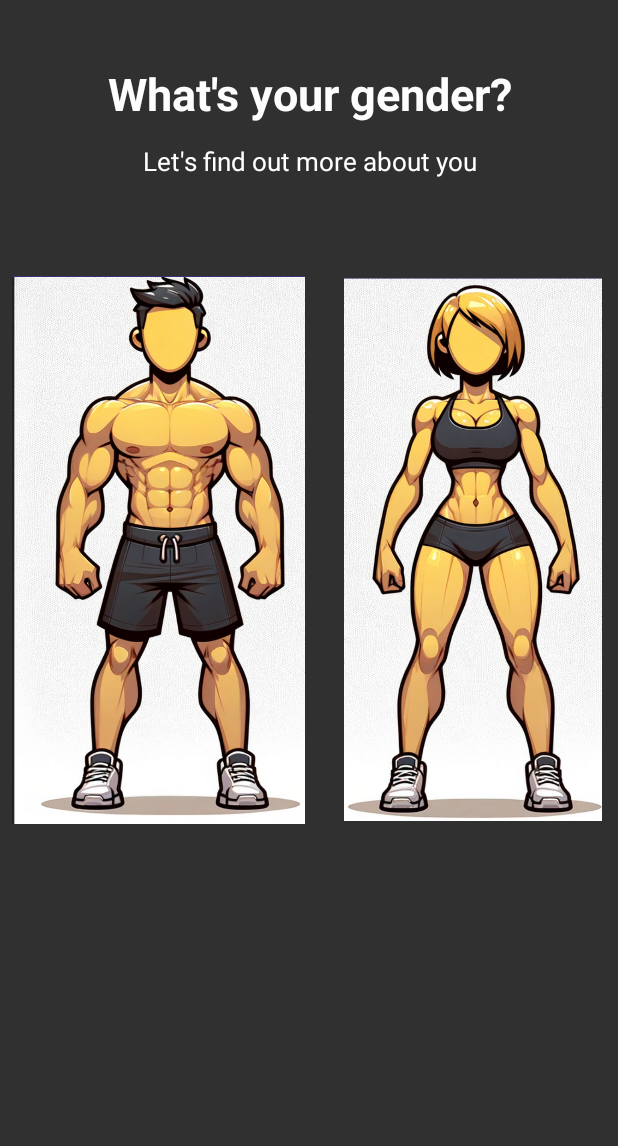
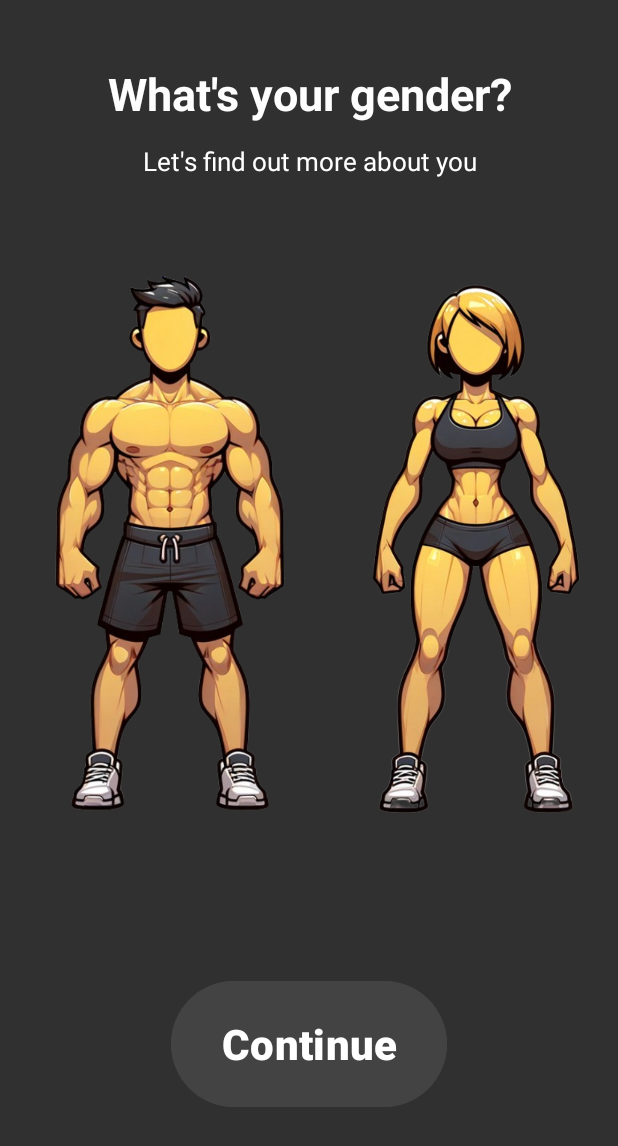
Before and after one commit to FARH4D/workoutCompanion, an Android app: the screen it shows after launch (welcomeActivity), on a phone screen of 412 x 824 dp. Shown: the top 1146 px of the screen. Run offline under Robolectric (Android 15) with nearby library versions, the phone set to English and light mode, and no system bars.

Commit message:
Fixed animations and finished welcome page designs

```diff
--- a/app/src/main/AndroidManifest.xml
+++ b/app/src/main/AndroidManifest.xml
@@ -36,6 +36,9 @@
         <activity
             android:name=".welcomeActivity">
         </activity>
+        <activity
+            android:name=".welcomeActivity2">
+        </activity>
     </application>
 
 </manifest>
--- a/app/src/main/java/com/example/workoutcompanion/welcomeActivity.java
+++ b/app/src/main/java/com/example/workoutcompanion/welcomeActivity.java
@@ -1,48 +1,67 @@
 package com.example.workoutcompanion;
 
+import android.content.Intent;
+import android.graphics.Color;
 import android.os.Bundle;
 import android.view.View;
+import android.view.Window;
 import android.view.WindowManager;
 import android.view.animation.Animation;
 import android.view.animation.AnimationSet;
 import android.view.animation.ScaleAnimation;
 import android.view.animation.TranslateAnimation;
+import android.widget.Button;
 import android.widget.ImageView;
 
 import androidx.appcompat.app.AppCompatActivity;
 
 public class welcomeActivity extends AppCompatActivity {
 
+    private int isManSelected = 0; // Variable to determine if male is selected or not, 1 for male, 2 for female and 0 is the initial value for neither.
     @Override
     protected void onCreate(Bundle savedInstanceState) {
         super.onCreate(savedInstanceState);
         setContentView(R.layout.welcome); // Gets the layout of the screen from welcome.xml and sets it according to that.
-        getWindow().addFlags(WindowManager.LayoutParams.FLAG_FULLSCREEN);  // Sets the application as full screen.
 
+        Window window = getWindow(); // Gets the window instance of the activity and gets the properties of it.
+        window.addFlags(WindowManager.LayoutParams.FLAG_DRAWS_SYSTEM_BAR_BACKGROUNDS); // Essentially tells the system that it wants to be in charge of drawing the background for the phone's status bar, so my app can handle it (this lets me make it transparent).
+        window.clearFlags(WindowManager.LayoutParams.FLAG_TRANSLUCENT_STATUS); // Clears the translucency of the status bar, the clear flag function lets me remove any specific setting.
+        window.setStatusBarColor(Color.TRANSPARENT); // Sets the colour of the status bar to transparent
+        window.getDecorView().setSystemUiVisibility(View.SYSTEM_UI_FLAG_LAYOUT_FULLSCREEN | View.SYSTEM_UI_FLAG_LAYOUT_STABLE); // This makes it so the content on the screen can extend into the status bar (so the status bar doesn't just sit on top of everything)
+
+        // Creates an animation for scaling down the images
         ScaleAnimation scaleDown = new ScaleAnimation(1f, 0.5f, 1f, 0.5f, Animation.RELATIVE_TO_SELF, 0.5f, Animation.RELATIVE_TO_SELF, 0.5f);
-        scaleDown.setDuration(500); // duration in ms
+        scaleDown.setDuration(500); // Sets the duration of the scaleDown animation to 500ms
 
-        // Scaling up animation
+        // Creates an animation for scaling up the images
         ScaleAnimation scaleUp = new ScaleAnimation(0.5f, 1f, 0.5f, 1f, Animation.RELATIVE_TO_SELF, 0.5f, Animation.RELATIVE_TO_SELF, 0.5f);
-        scaleUp.setDuration(500); // duration in ms
+        scaleUp.setDuration(500);
 
-        // Moving to middle animation
-        TranslateAnimation moveToMiddle = new TranslateAnimation(
-                Animation.RELATIVE_TO_SELF, 0,
-                Animation.RELATIVE_TO_SELF, 0.5f,
-                Animation.RELATIVE_TO_SELF, 0,
-                Animation.RELATIVE_TO_SELF, 0);
-        moveToMiddle.setDuration(500);
+        // Creating the animation for the male to be moved to the middle and to the side
+        TranslateAnimation moveToMiddleMale = new TranslateAnimation(
+                Animation.RELATIVE_TO_SELF, 0, Animation.RELATIVE_TO_SELF, 0.3f,
+                Animation.RELATIVE_TO_SELF, 0, Animation.RELATIVE_TO_SELF, 0);
+        moveToMiddleMale.setDuration(500);
+
+        TranslateAnimation moveToSideMale = new TranslateAnimation(
+                Animation.RELATIVE_TO_SELF, 0, Animation.RELATIVE_TO_SELF, -0.3f,
+                Animation.RELATIVE_TO_SELF, 0, Animation.RELATIVE_TO_SELF, 0);
+        moveToSideMale.setDuration(500);
+
+        // Creating the animations for the female to be moved to the middle and to the side
+        TranslateAnimation moveToMiddleFemale = new TranslateAnimation(
+                Animation.RELATIVE_TO_SELF, 0, Animation.RELATIVE_TO_SELF, -0.4f,
+                Animation.RELATIVE_TO_SELF, 0, Animation.RELATIVE_TO_SELF, 0);
+        moveToMiddleMale.setDuration(500);
 
         // Moving to side animation
-        TranslateAnimation moveToSide = new TranslateAnimation(
-                Animation.RELATIVE_TO_SELF, 0,
-                Animation.RELATIVE_TO_SELF, 0.5f,
-                Animation.RELATIVE_TO_SELF, 0,
-                Animation.RELATIVE_TO_SELF, 0);
-        moveToSide.setDuration(500);
+        TranslateAnimation moveToSideFemale = new TranslateAnimation(
+                Animation.RELATIVE_TO_SELF, 0, Animation.RELATIVE_TO_SELF, 0.3f,
+                Animation.RELATIVE_TO_SELF, 0, Animation.RELATIVE_TO_SELF, 0);
+        moveToSideMale.setDuration(500);
 
-        ImageView yellowMan = findViewById(R.id.imageView);
+
+        ImageView yellowMan = findViewById(R.id.imageView); // Gets the id of the male and female images
         ImageView yellowWoman = findViewById(R.id.imageView2);
 
         // For actions that happen after the animation starts or ends
@@ -64,42 +83,60 @@ public class welcomeActivity extends AppCompatActivity {
         yellowMan.setOnClickListener(new View.OnClickListener() {
             @Override
             public void onClick(View v) {
+                if (isManSelected == 0 | isManSelected == 2){
                     AnimationSet animationSetMan = new AnimationSet(true);
                     animationSetMan.addAnimation(scaleUp);
-                animationSetMan.addAnimation(moveToMiddle);
+                    animationSetMan.addAnimation(moveToMiddleMale);
                     animationSetMan.setFillAfter(true); // Keeps the image at the final position of the animation
                     animationSetMan.setAnimationListener(animationListener);
 
                     AnimationSet animationSetWoman = new AnimationSet(true);
                     animationSetWoman.addAnimation(scaleDown);
-                animationSetWoman.addAnimation(moveToSide);
+                    animationSetWoman.addAnimation(moveToSideFemale);
                     animationSetWoman.setFillAfter(true); // Keeps the image at the final position of the animation
                     animationSetWoman.setAnimationListener(animationListener);
 
                     yellowMan.startAnimation(animationSetMan);
                     yellowWoman.startAnimation(animationSetWoman);
+                    isManSelected = 1;
+                }
             }
         });
 
         yellowWoman.setOnClickListener(new View.OnClickListener() {
             @Override
             public void onClick(View v) {
+                if (isManSelected == 0 | isManSelected == 1){
                     AnimationSet animationSetWoman = new AnimationSet(true);
                     animationSetWoman.addAnimation(scaleUp);
-                animationSetWoman.addAnimation(moveToMiddle);
+                    animationSetWoman.addAnimation(moveToMiddleFemale);
                     animationSetWoman.setFillAfter(true);
                     animationSetWoman.setAnimationListener(animationListener);
 
                     AnimationSet animationSetMan = new AnimationSet(true);
                     animationSetMan.addAnimation(scaleDown);
-                animationSetMan.addAnimation(moveToSide);
+                    animationSetMan.addAnimation(moveToSideMale);
                     animationSetMan.setFillAfter(true);
                     animationSetMan.setAnimationListener(animationListener);
 
                     yellowWoman.startAnimation(animationSetWoman);
                     yellowMan.startAnimation(animationSetMan);
+                    isManSelected = 2;
+                }
             }
         });
+
+        Button continueButton = findViewById(R.id.continueButton);
+
+        continueButton.setOnClickListener(new View.OnClickListener() {
+            @Override
+            public void onClick(View view) {
+                Intent welcomeIntent = new Intent(welcomeActivity.this, welcomeActivity2.class); // Creates a new intent so the screen can be switched to the report screen.
+                welcomeIntent.setFlags(Intent.FLAG_ACTIVITY_NEW_TASK | Intent.FLAG_ACTIVITY_CLEAR_TASK);
+                startActivity(welcomeIntent);
+            }
+        });
+
 
     }
 
--- /dev/null
+++ b/app/src/main/res/drawable/transparent_button.xml
@@ -0,0 +1,6 @@
+<?xml version="1.0" encoding="utf-8"?>
+<shape xmlns:android="http://schemas.android.com/apk/res/android" android:shape="rectangle">
+    <solid android:color="@android:color/transparent"/>  <!-- sets the background as transparent -->
+    <stroke android:width="3dp"/>
+    <corners android:radius="4dp"/>  <!-- adds rounded corners to the button -->
+</shape>
--- a/app/src/main/res/layout/welcome.xml
+++ b/app/src/main/res/layout/welcome.xml
@@ -55,5 +55,25 @@
         app:layout_constraintTop_toBottomOf="@+id/textView2"
         app:srcCompat="@drawable/yellow_woman" />
 
+    <Button
+        android:id="@+id/continueButton"
+        android:layout_width="184dp"
+        android:layout_height="92dp"
+        android:layout_marginStart="125dp"
+        android:layout_marginTop="44dp"
+        android:layout_marginEnd="125dp"
+        android:layout_marginBottom="60dp"
+        android:text="@string/continueButton"
+        android:textColor="#FFFFFF"
+        android:backgroundTint="#444343"
+        android:textSize="28sp"
+        android:textStyle="bold"
+        app:layout_constraintBottom_toBottomOf="parent"
+        app:layout_constraintEnd_toEndOf="parent"
+        app:layout_constraintHorizontal_bias="0.521"
+        app:layout_constraintStart_toStartOf="parent"
+        app:layout_constraintTop_toBottomOf="@+id/imageView"
+        app:layout_constraintVertical_bias="0.625" />
+
 
 </androidx.constraintlayout.widget.ConstraintLayout>
```
Also changed, not shown: app/src/main/java/com/example/workoutcompanion/welcomeActivity2.java (added, +25 -0 lines), app/src/main/res/layout/welcome2.xml (added, +124 -0 lines), app/src/main/res/values/strings.xml (+8 -0 lines), app/src/main/res/values/styles.xml (added, +13 -0 lines), app/src/main/res/drawable/yellow_man.png, app/src/main/res/drawable/yellow_woman.png. Lines whose indentation alone changed are shown as unchanged.
